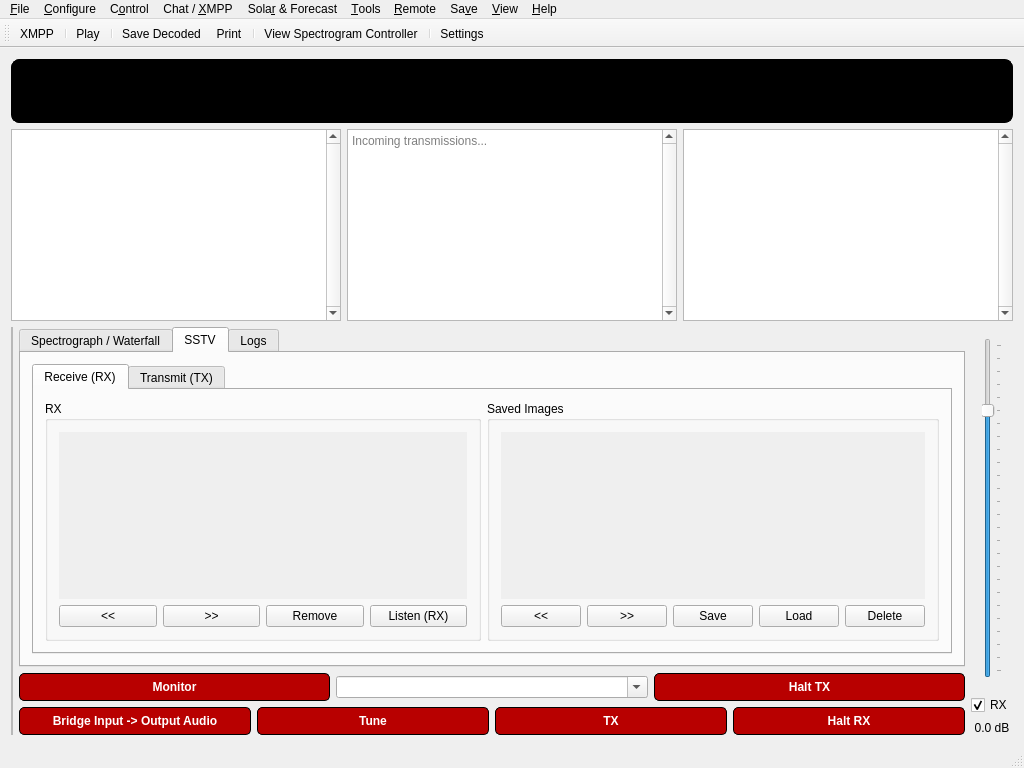
Qt form src/ui/mainwindow.ui (GekkoFyre/small-world-deluxe) before a commit.
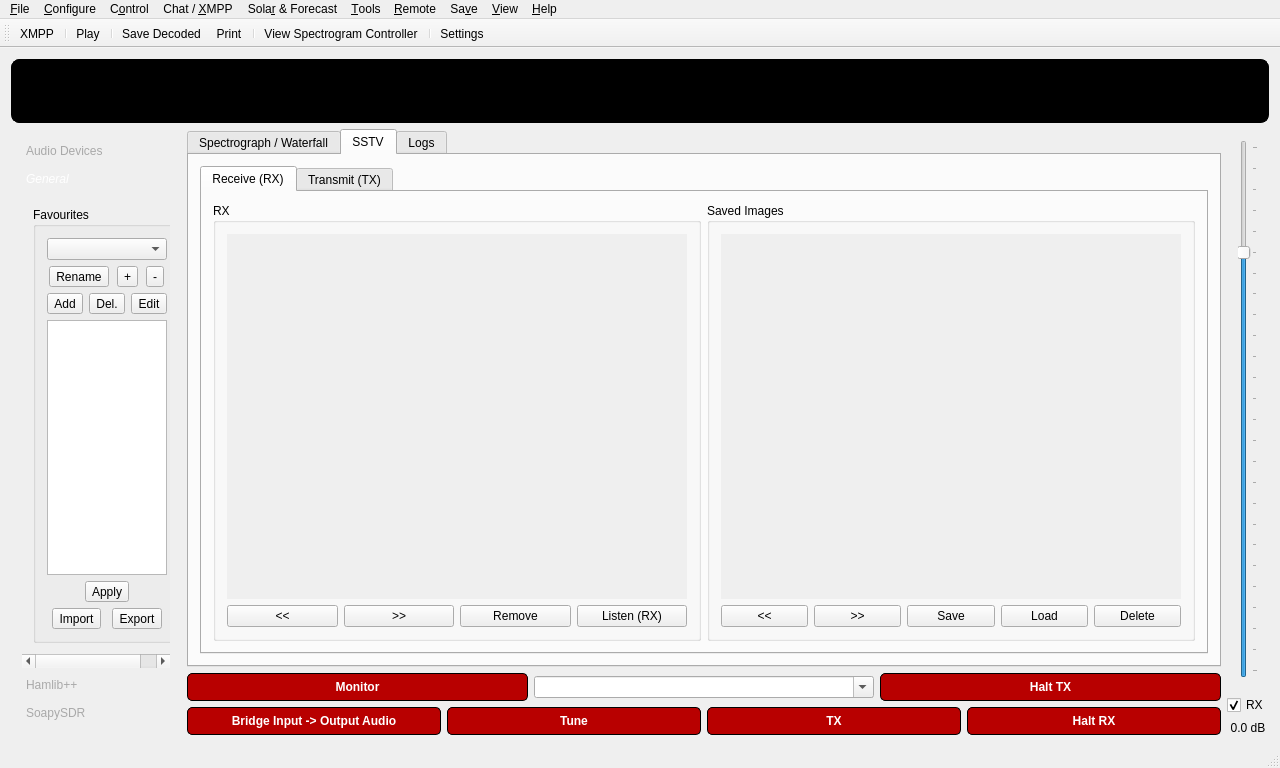
The same form after that commit. The open tabs and pages were chosen to show the change.

Commit message: * Made headway into creating a new and improved UI for Small World Deluxe, that is shown to the user immediately whenever the program is launched.

Diff of the .ui file:
```diff
--- a/src/ui/mainwindow.ui
+++ b/src/ui/mainwindow.ui
@@ -6,7 +6,7 @@
    <rect>
     <x>0</x>
     <y>0</y>
-    <width>1024</width>
+    <width>1280</width>
     <height>768</height>
    </rect>
   </property>
@@ -18,7 +18,7 @@
   </property>
   <property name="minimumSize">
    <size>
-    <width>1024</width>
+    <width>1280</width>
     <height>768</height>
    </size>
   </property>
@@ -156,163 +156,7 @@
      </widget>
     </item>
     <item>
-     <widget class="QFrame" name="frame_mesg_disp">
-      <property name="frameShape">
-       <enum>QFrame::NoFrame</enum>
-      </property>
-      <property name="frameShadow">
-       <enum>QFrame::Plain</enum>
-      </property>
-      <layout class="QHBoxLayout" name="horizontalLayout">
-       <property name="leftMargin">
-        <number>0</number>
-       </property>
-       <property name="topMargin">
-        <number>0</number>
-       </property>
-       <property name="rightMargin">
-        <number>0</number>
-       </property>
-       <property name="bottomMargin">
-        <number>0</number>
-       </property>
-       <item>
-        <widget class="QFrame" name="frame_mesg_active">
-         <property name="sizePolicy">
-          <sizepolicy hsizetype="Preferred" vsizetype="Maximum">
-           <horstretch>0</horstretch>
-           <verstretch>0</verstretch>
-          </sizepolicy>
-         </property>
-         <property name="frameShape">
-          <enum>QFrame::NoFrame</enum>
-         </property>
-         <property name="frameShadow">
-          <enum>QFrame::Plain</enum>
-         </property>
-         <layout class="QVBoxLayout" name="verticalLayout_2">
-          <property name="leftMargin">
-           <number>0</number>
-          </property>
-          <property name="topMargin">
-           <number>0</number>
-          </property>
-          <property name="rightMargin">
-           <number>0</number>
-          </property>
-          <property name="bottomMargin">
-           <number>0</number>
-          </property>
-          <item>
-           <widget class="QTableView" name="tableView_mesg_active">
-            <property name="contextMenuPolicy">
-             <enum>Qt::CustomContextMenu</enum>
-            </property>
-            <property name="verticalScrollBarPolicy">
-             <enum>Qt::ScrollBarAlwaysOn</enum>
-            </property>
-            <property name="alternatingRowColors">
-             <bool>true</bool>
-            </property>
-           </widget>
-          </item>
-         </layout>
-        </widget>
-       </item>
-       <item>
-        <widget class="QFrame" name="frame_mesg_log">
-         <property name="sizePolicy">
-          <sizepolicy hsizetype="Preferred" vsizetype="Maximum">
-           <horstretch>0</horstretch>
-           <verstretch>0</verstretch>
-          </sizepolicy>
-         </property>
-         <property name="frameShape">
-          <enum>QFrame::NoFrame</enum>
-         </property>
-         <property name="frameShadow">
-          <enum>QFrame::Plain</enum>
-         </property>
-         <layout class="QVBoxLayout" name="verticalLayout_3">
-          <property name="leftMargin">
-           <number>0</number>
-          </property>
-          <property name="topMargin">
-           <number>0</number>
-          </property>
-          <property name="rightMargin">
-           <number>0</number>
-          </property>
-          <property name="bottomMargin">
-           <number>0</number>
-          </property>
-          <item>
-           <widget class="QTextEdit" name="textEdit_mesg_log">
-            <property name="verticalScrollBarPolicy">
-             <enum>Qt::ScrollBarAlwaysOn</enum>
-            </property>
-            <property name="undoRedoEnabled">
-             <bool>false</bool>
-            </property>
-            <property name="readOnly">
-             <bool>true</bool>
-            </property>
-            <property name="placeholderText">
-             <string>Incoming transmissions...</string>
-            </property>
-           </widget>
-          </item>
-         </layout>
-        </widget>
-       </item>
-       <item>
-        <widget class="QFrame" name="frame_mesg_callsigns">
-         <property name="sizePolicy">
-          <sizepolicy hsizetype="Preferred" vsizetype="Maximum">
-           <horstretch>0</horstretch>
-           <verstretch>0</verstretch>
-          </sizepolicy>
-         </property>
-         <property name="frameShape">
-          <enum>QFrame::NoFrame</enum>
-         </property>
-         <property name="frameShadow">
-          <enum>QFrame::Plain</enum>
-         </property>
-         <layout class="QVBoxLayout" name="verticalLayout_4">
-          <property name="leftMargin">
-           <number>0</number>
-          </property>
-          <property name="topMargin">
-           <number>0</number>
-          </property>
-          <property name="rightMargin">
-           <number>0</number>
-          </property>
-          <property name="bottomMargin">
-           <number>0</number>
-          </property>
-          <item>
-           <widget class="QTableView" name="tableView_mesg_callsigns">
-            <property name="contextMenuPolicy">
-             <enum>Qt::CustomContextMenu</enum>
-            </property>
-            <property name="verticalScrollBarPolicy">
-             <enum>Qt::ScrollBarAlwaysOn</enum>
-            </property>
-            <property name="alternatingRowColors">
-             <bool>true</bool>
-            </property>
-           </widget>
-          </item>
-         </layout>
-        </widget>
-       </item>
-      </layout>
-     </widget>
-    </item>
-    <item>
-     <widget class="QFrame" name="frame_spectrograph">
+     <widget class="QFrame" name="frame_main_ui_bottom">
       <property name="frameShape">
        <enum>QFrame::NoFrame</enum>
       </property>
@@ -335,18 +179,24 @@
        <item>
         <widget class="QFrame" name="frame_spect_vu_meter">
          <property name="sizePolicy">
-          <sizepolicy hsizetype="Maximum" vsizetype="Minimum">
-           <horstretch>0</horstretch>
+          <sizepolicy hsizetype="Preferred" vsizetype="Minimum">
+           <horstretch>14</horstretch>
            <verstretch>0</verstretch>
           </sizepolicy>
          </property>
+         <property name="minimumSize">
+          <size>
+           <width>19</width>
+           <height>0</height>
+          </size>
+         </property>
          <property name="frameShape">
-          <enum>QFrame::StyledPanel</enum>
+          <enum>QFrame::NoFrame</enum>
          </property>
          <property name="frameShadow">
-          <enum>QFrame::Raised</enum>
+          <enum>QFrame::Plain</enum>
          </property>
-         <layout class="QVBoxLayout" name="verticalLayout_8">
+         <layout class="QVBoxLayout" name="verticalLayout_2">
           <property name="leftMargin">
            <number>0</number>
           </property>
@@ -359,17 +209,699 @@
           <property name="bottomMargin">
            <number>0</number>
           </property>
+          <item>
+           <widget class="QScrollArea" name="scrollArea_main_ui_controls">
+            <property name="frameShape">
+             <enum>QFrame::NoFrame</enum>
+            </property>
+            <property name="frameShadow">
+             <enum>QFrame::Plain</enum>
+            </property>
+            <property name="widgetResizable">
+             <bool>true</bool>
+            </property>
+            <widget class="QWidget" name="scrollAreaWidgetContents_main_ui_controls">
+             <property name="geometry">
+              <rect>
+               <x>0</x>
+               <y>0</y>
+               <width>171</width>
+               <height>589</height>
+              </rect>
+             </property>
+             <layout class="QVBoxLayout" name="verticalLayout_3">
+              <item>
+               <widget class="QToolBox" name="toolBox_main_ui_controls">
+                <property name="styleSheet">
+                 <string notr="true">/* https://doc.qt.io/qt-5/stylesheet-examples.html */
+QToolBox::tab {
+    background: qlineargradient(x1: 0, y1: 0, x2: 0, y2: 1,
+                                stop: 0 #009999, stop: 0.4 #008080,
+                                stop: 0.5 #006666, stop: 1.0 #004D4D);
+    border-radius: 5px;
+    color: darkgray;
+    icon-size: 48px;
+}
+
+QToolBox::tab:selected { /* italicize selected tabs */
+    font: italic;
+    color: white;
+    icon-size: 48px;
+}</string>
+                </property>
+                <property name="currentIndex">
+                 <number>0</number>
+                </property>
+                <widget class="QWidget" name="page_main_ui_audio">
+                 <property name="geometry">
+                  <rect>
+                   <x>0</x>
+                   <y>0</y>
+                   <width>153</width>
+                   <height>443</height>
+                  </rect>
+                 </property>
+                 <attribute name="label">
+                  <string>Audio Devices</string>
+                 </attribute>
+                 <layout class="QVBoxLayout" name="verticalLayout_4">
+                  <item>
+                   <widget class="QGroupBox" name="groupBox_main_audio_dev_recorder">
+                    <property name="title">
+                     <string>Recorder</string>
+                    </property>
+                   </widget>
+                  </item>
+                  <item>
+                   <widget class="QGroupBox" name="groupBox_main_audio_dev_sinks">
+                    <property name="title">
+                     <string>Sinks</string>
+                    </property>
+                   </widget>
+                  </item>
+                 </layout>
+                </widget>
+                <widget class="QWidget" name="page_main_ui_general">
+                 <property name="geometry">
+                  <rect>
+                   <x>0</x>
+                   <y>0</y>
+                   <width>169</width>
+                   <height>429</height>
+                  </rect>
+                 </property>
+                 <attribute name="label">
+                  <string>General</string>
+                 </attribute>
+                 <layout class="QVBoxLayout" name="verticalLayout_27">
+                  <item>
+                   <widget class="QGroupBox" name="groupBox_general_settings_favourites">
+                    <property name="title">
+                     <string>Favourites</string>
+                    </property>
+                    <layout class="QVBoxLayout" name="verticalLayout_28">
+                     <item>
+                      <widget class="QFrame" name="frame_general_settings_favourites_top">
+                       <property name="frameShape">
+                        <enum>QFrame::NoFrame</enum>
+                       </property>
+                       <property name="frameShadow">
+                        <enum>QFrame::Plain</enum>
+                       </property>
+                       <layout class="QVBoxLayout" name="verticalLayout_29">
+                        <property name="leftMargin">
+                         <number>0</number>
+                        </property>
+                        <property name="topMargin">
+                         <number>0</number>
+                        </property>
+                        <property name="rightMargin">
+                         <number>0</number>
+                        </property>
+                        <property name="bottomMargin">
+                         <number>0</number>
+                        </property>
+                        <item>
+                         <widget class="QFrame" name="frame_general_settings_favourites_top_categories">
+                          <property name="frameShape">
+                           <enum>QFrame::NoFrame</enum>
+                          </property>
+                          <property name="frameShadow">
+                           <enum>QFrame::Plain</enum>
+                          </property>
+                          <layout class="QVBoxLayout" name="verticalLayout_31">
+                           <property name="leftMargin">
+                            <number>0</number>
+                           </property>
+                           <property name="topMargin">
+                            <number>0</number>
+                           </property>
+                           <property name="rightMargin">
+                            <number>0</number>
+                           </property>
+                           <property name="bottomMargin">
+                            <number>0</number>
+                           </property>
+                           <item>
+                            <widget class="QFrame" name="frame_general_settings_favourites_top_categories_a">
+                             <property name="frameShape">
+                              <enum>QFrame::NoFrame</enum>
+                             </property>
+                             <property name="frameShadow">
+                              <enum>QFrame::Plain</enum>
+                             </property>
+                             <layout class="QVBoxLayout" name="verticalLayout_32">
+                              <property name="leftMargin">
+                               <number>0</number>
+                              </property>
+                              <property name="topMargin">
+                               <number>0</number>
+                              </property>
+                              <property name="rightMargin">
+                               <number>0</number>
+                              </property>
+                              <property name="bottomMargin">
+                               <number>0</number>
+                              </property>
+                              <item>
+                               <widget class="QComboBox" name="comboBox_general_settings_favs_bookmark_category"/>
+                              </item>
+                             </layout>
+                            </widget>
+                           </item>
+                           <item>
+                            <widget class="QFrame" name="frame_general_settings_favourites_top_categories_b">
+                             <property name="frameShape">
+                              <enum>QFrame::NoFrame</enum>
+                             </property>
+                             <property name="frameShadow">
+                              <enum>QFrame::Plain</enum>
+                             </property>
+                             <layout class="QHBoxLayout" name="horizontalLayout_26">
+                              <property name="leftMargin">
+                               <number>0</number>
+                              </property>
+                              <property name="topMargin">
+                               <number>0</number>
+                              </property>
+                              <property name="rightMargin">
+                               <number>0</number>
+                              </property>
+                              <property name="bottomMargin">
+                               <number>0</number>
+                              </property>
+                              <item>
+                               <widget class="QToolButton" name="toolButton_general_settings_favs_rename_category">
+                                <property name="text">
+                                 <string>Rename</string>
+                                </property>
+                               </widget>
+                              </item>
+                              <item>
+                               <widget class="QToolButton" name="toolButton_general_settings_favs_add_category">
+                                <property name="text">
+                                 <string>+</string>
+                                </property>
+                               </widget>
+                              </item>
+                              <item>
+                               <widget class="QToolButton" name="toolButton_general_settings_favs_delete_category">
+                                <property name="text">
+                                 <string>-</string>
+                                </property>
+                               </widget>
+                              </item>
+                             </layout>
+                            </widget>
+                           </item>
+                          </layout>
+                         </widget>
+                        </item>
+                        <item>
+                         <widget class="QFrame" name="frame_general_settings_favourites_top_buttons">
+                          <property name="frameShape">
+                           <enum>QFrame::NoFrame</enum>
+                          </property>
+                          <property name="frameShadow">
+                           <enum>QFrame::Plain</enum>
+                          </property>
+                          <layout class="QHBoxLayout" name="horizontalLayout_27">
+                           <property name="leftMargin">
+                            <number>0</number>
+                           </property>
+                           <property name="topMargin">
+                            <number>0</number>
+                           </property>
+                           <property name="rightMargin">
+                            <number>0</number>
+                           </property>
+                           <property name="bottomMargin">
+                            <number>0</number>
+                           </property>
+                           <item>
+                            <widget class="QToolButton" name="toolButton_general_settings_favs_add_bookmark">
+                             <property name="text">
+                              <string>Add</string>
+                             </property>
+                            </widget>
+                           </item>
+                           <item>
+                            <widget class="QToolButton" name="toolButton_general_settings_favs_delete_bookmark">
+                             <property name="text">
+                              <string>Del.</string>
+                             </property>
+                            </widget>
+                           </item>
+                           <item>
+                            <widget class="QToolButton" name="toolButton_general_settings_favs_edit_bookmark">
+                             <property name="text">
+                              <string>Edit</string>
+                             </property>
+                            </widget>
+                           </item>
+                          </layout>
+                         </widget>
+                        </item>
+                       </layout>
+                      </widget>
+                     </item>
+                     <item>
+                      <widget class="QFrame" name="frame_general_settings_favourites_middle">
+                       <property name="frameShape">
+                        <enum>QFrame::NoFrame</enum>
+                       </property>
+                       <property name="frameShadow">
+                        <enum>QFrame::Plain</enum>
+                       </property>
+                       <layout class="QVBoxLayout" name="verticalLayout_30">
+                        <property name="leftMargin">
+                         <number>0</number>
+                        </property>
+                        <property name="topMargin">
+                         <number>0</number>
+                        </property>
+                        <property name="rightMargin">
+                         <number>0</number>
+                        </property>
+                        <property name="bottomMargin">
+                         <number>0</number>
+                        </property>
+                        <item>
+                         <widget class="QTableView" name="tableView"/>
+                        </item>
+                       </layout>
+                      </widget>
+                     </item>
+                     <item>
+                      <widget class="QFrame" name="frame_general_settings_favourites_bottom">
+                       <property name="frameShape">
+                        <enum>QFrame::NoFrame</enum>
+                       </property>
+                       <property name="frameShadow">
+                        <enum>QFrame::Plain</enum>
+                       </property>
+                       <layout class="QVBoxLayout" name="verticalLayout_33">
+                        <property name="leftMargin">
+                         <number>0</number>
+                        </property>
+                        <property name="topMargin">
+                         <number>0</number>
+                        </property>
+                        <property name="rightMargin">
+                         <number>0</number>
+                        </property>
+                        <property name="bottomMargin">
+                         <number>0</number>
+                        </property>
+                        <item>
+                         <widget class="QFrame" name="frame_general_settings_favourites_bottom_a">
+                          <property name="frameShape">
+                           <enum>QFrame::NoFrame</enum>
+                          </property>
+                          <property name="frameShadow">
+                           <enum>QFrame::Plain</enum>
+                          </property>
+                          <layout class="QHBoxLayout" name="horizontalLayout_28">
+                           <property name="leftMargin">
+                            <number>0</number>
+                           </property>
+                           <property name="topMargin">
+                            <number>0</number>
+                           </property>
+                           <property name="rightMargin">
+                            <number>0</number>
+                           </property>
+                           <property name="bottomMargin">
+                            <number>0</number>
+                           </property>
+                           <item>
+                            <widget class="QToolButton" name="toolButton_general_settings_favs_apply">
+                             <property name="text">
+                              <string>Apply</string>
+                             </property>
+                            </widget>
+                           </item>
+                          </layout>
+                         </widget>
+                        </item>
+                        <item>
+                         <widget class="QFrame" name="frame_general_settings_favourites_bottom_b">
+                          <property name="frameShape">
+                           <enum>QFrame::NoFrame</enum>
+                          </property>
+                          <property name="frameShadow">
+                           <enum>QFrame::Plain</enum>
+                          </property>
+                          <layout class="QHBoxLayout" name="horizontalLayout_29">
+                           <property name="leftMargin">
+                            <number>0</number>
+                           </property>
+                           <property name="topMargin">
+                            <number>0</number>
+                           </property>
+                           <property name="rightMargin">
+                            <number>0</number>
+                           </property>
+                           <property name="bottomMargin">
+                            <number>0</number>
+                           </property>
+                           <item>
+                            <widget class="QToolButton" name="toolButton_general_settings_favs_import">
+                             <property name="text">
+                              <string>Import</string>
+                             </property>
+                            </widget>
+                           </item>
+                           <item>
+                            <widget class="QToolButton" name="toolButton_general_settings_favs_export">
+                             <property name="text">
+                              <string>Export</string>
+                             </property>
+                            </widget>
+                           </item>
+                          </layout>
+                         </widget>
+                        </item>
+                       </layout>
+                      </widget>
+                     </item>
+                    </layout>
+                   </widget>
+                  </item>
+                 </layout>
+                </widget>
+                <widget class="QWidget" name="page_main_ui_hamlib">
+                 <property name="geometry">
+                  <rect>
+                   <x>0</x>
+                   <y>0</y>
+                   <width>155</width>
+                   <height>429</height>
+                  </rect>
+                 </property>
+                 <attribute name="label">
+                  <string>Hamlib++</string>
+                 </attribute>
+                 <layout class="QVBoxLayout" name="verticalLayout_8">
+                  <item>
+                   <widget class="QGroupBox" name="groupBox_main_hamlibpp_quick_rig_change">
+                    <property name="title">
+                     <string>Quick Rig Change</string>
+                    </property>
+                   </widget>
+                  </item>
+                 </layout>
+                </widget>
+                <widget class="QWidget" name="page_main_ui_soapysdr">
+                 <property name="geometry">
+                  <rect>
+                   <x>0</x>
+                   <y>0</y>
+                   <width>266</width>
+                   <height>511</height>
+                  </rect>
+                 </property>
+                 <attribute name="label">
+                  <string>SoapySDR</string>
+                 </attribute>
+                 <layout class="QVBoxLayout" name="verticalLayout_18">
+                  <item>
+                   <widget class="QGroupBox" name="groupBox_main_soapysdr_source_dev_enum">
+                    <property name="title">
+                     <string>Source</string>
+                    </property>
+                    <layout class="QVBoxLayout" name="verticalLayout_23">
+                     <property name="leftMargin">
+                      <number>0</number>
+                     </property>
+                     <property name="topMargin">
+                      <number>0</number>
+                     </property>
+                     <property name="rightMargin">
+                      <number>0</number>
+                     </property>
+                     <property name="bottomMargin">
+                      <number>0</number>
+                     </property>
+                     <item>
+                      <widget class="QFrame" name="frame_main_soapysdr_source_top">
+                       <property name="frameShape">
+                        <enum>QFrame::NoFrame</enum>
+                       </property>
+                       <property name="frameShadow">
+                        <enum>QFrame::Plain</enum>
+                       </property>
+                       <layout class="QVBoxLayout" name="verticalLayout_24">
+                        <item>
+                         <widget class="QComboBox" name="comboBox_main_soapysdr_source_brand_model"/>
+                        </item>
+                        <item>
+                         <widget class="QComboBox" name="comboBox_main_soapysdr_source_hw_id_enum"/>
+                        </item>
+                        <item>
+                         <widget class="QFrame" name="frame_main_soapysdr_source_viewable_bw">
+                          <property name="frameShape">
+                           <enum>QFrame::NoFrame</enum>
+                          </property>
+                          <property name="frameShadow">
+                           <enum>QFrame::Plain</enum>
+                          </property>
+                          <layout class="QHBoxLayout" name="horizontalLayout">
+                           <property name="leftMargin">
+                            <number>0</number>
+                           </property>
+                           <property name="topMargin">
+                            <number>0</number>
+                           </property>
+                           <property name="rightMargin">
+                            <number>0</number>
+                           </property>
+                           <property name="bottomMargin">
+                            <number>0</number>
+                           </property>
+                           <item>
+                            <widget class="QComboBox" name="comboBox_main_soapysdr_source_viewable_bw"/>
+                           </item>
+                           <item>
+                            <widget class="QToolButton" name="toolButton_main_soapysdr_source_viewable_bw">
+                             <property name="text">
+                              <string>...</string>
+                             </property>
+                            </widget>
+                           </item>
+                          </layout>
+                         </widget>
+                        </item>
+                       </layout>
+                      </widget>
+                     </item>
+                     <item>
+                      <widget class="QFrame" name="frame_main_soapysdr_source_bottom">
+                       <property name="frameShape">
+                        <enum>QFrame::NoFrame</enum>
+                       </property>
+                       <property name="frameShadow">
+                        <enum>QFrame::Plain</enum>
+                       </property>
+                       <layout class="QFormLayout" name="formLayout">
+                        <item row="0" column="0">
+                         <widget class="QLabel" name="label_main_soapysdr_source_rx_channel">
+                          <property name="text">
+                           <string>RX Channel: </string>
+                          </property>
+                         </widget>
+                        </item>
+                        <item row="0" column="1">
+                         <widget class="QComboBox" name="comboBox_main_soapysdr_source_rx_channel"/>
+                        </item>
+                        <item row="1" column="0">
+                         <widget class="QLabel" name="label_main_soapysdr_source_bandwidth">
+                          <property name="text">
+                           <string>Bandwidth: </string>
+                          </property>
+                         </widget>
+                        </item>
+                        <item row="1" column="1">
+                         <widget class="QComboBox" name="comboBox_main_soapysdr_source_bandwidth"/>
+                        </item>
+                        <item row="2" column="0">
+                         <widget class="QLabel" name="label_main_soapysdr_source_gain_control_mode">
+                          <property name="text">
+                           <string>Gain: </string>
+                          </property>
+                         </widget>
+                        </item>
+                        <item row="2" column="1">
+                         <widget class="QComboBox" name="comboBox_main_soapysdr_source_gain_control_mode"/>
+                        </item>
+                       </layout>
+                      </widget>
+                     </item>
+                    </layout>
+                   </widget>
+                  </item>
+                  <item>
+                   <widget class="QGroupBox" name="groupBox_main_soapysdr_avail_modules">
+                    <property name="title">
+                     <string>Module Manager</string>
+                    </property>
+                    <layout class="QVBoxLayout" name="verticalLayout_25">
+                     <item>
+                      <widget class="QTableView" name="tableView_main_soapysdr_module_mgr"/>
+                     </item>
+                    </layout>
+                   </widget>
+                  </item>
+                  <item>
+                   <widget class="QGroupBox" name="groupBox_main_soapysdr_radio_settings">
+                    <property name="title">
+                     <string>Radio</string>
+                    </property>
+                    <layout class="QVBoxLayout" name="verticalLayout_26">
+                     <property name="leftMargin">
+                      <number>0</number>
+                     </property>
+                     <property name="topMargin">
+                      <number>0</number>
+                     </property>
+                     <property name="rightMargin">
+                      <number>0</number>
+                     </property>
+                     <property name="bottomMargin">
+                      <number>0</number>
+                     </property>
+                     <item>
+                      <widget class="QFrame" name="frame_main_soapysdr_radio_settings_top">
+                       <property name="frameShape">
+                        <enum>QFrame::NoFrame</enum>
+                       </property>
+                       <property name="frameShadow">
+                        <enum>QFrame::Plain</enum>
+                       </property>
+                       <layout class="QHBoxLayout" name="horizontalLayout_25">
+                        <item>
+                         <widget class="QRadioButton" name="radioButton_soapysdr_source_modulation_nfm">
+                          <property name="text">
+                           <string>NFM</string>
+                          </property>
+                          <property name="autoExclusive">
+                           <bool>false</bool>
+                          </property>
+                         </widget>
+                        </item>
+                        <item>
+                         <widget class="QRadioButton" name="radioButton_soapysdr_source_modulation_am">
+                          <property name="text">
+                           <string>AM</string>
+                          </property>
+                          <property name="autoExclusive">
+                           <bool>false</bool>
+                          </property>
+                         </widget>
+                        </item>
+                        <item>
+                         <widget class="QRadioButton" name="radioButton_soapysdr_source_modulation_usb">
+                          <property name="text">
+                           <string>USB</string>
+                          </property>
+                          <property name="autoExclusive">
+                           <bool>false</bool>
+                          </property>
+                         </widget>
+                        </item>
+                        <item>
+                         <widget class="QRadioButton" name="radioButton_soapysdr_source_modulation_lsb">
+                          <property name="text">
+                           <string>LSB</string>
+                          </property>
+                          <property name="autoExclusive">
+                           <bool>false</bool>
+                          </property>
+                         </widget>
+                        </item>
+                       </layout>
+                      </widget>
+                     </item>
+                     <item>
+                      <widget class="QFrame" name="frame_main_soapysdr_radio_settings_bottom">
+                       <property name="frameShape">
+                        <enum>QFrame::NoFrame</enum>
+                       </property>
+                       <property name="frameShadow">
+                        <enum>QFrame::Plain</enum>
+                       </property>
+                       <layout class="QHBoxLayout" name="horizontalLayout_24">
+                        <item>
+                         <widget class="QRadioButton" name="radioButton_soapysdr_source_modulation_wfm">
+                          <property name="text">
+                           <string>WFM</string>
+                          </property>
+                          <property name="autoExclusive">
+                           <bool>false</bool>
+                          </property>
+                         </widget>
+                        </item>
+                        <item>
+                         <widget class="QRadioButton" name="radioButton_soapysdr_source_modulation_dsb">
+                          <property name="text">
+                           <string>DSB</string>
+                          </property>
+                          <property name="autoExclusive">
+                           <bool>false</bool>
+                          </property>
+                         </widget>
+                        </item>
+                        <item>
+                         <widget class="QRadioButton" name="radioButton_soapysdr_source_modulation_cw">
+                          <property name="text">
+                           <string>CW</string>
+                          </property>
+                          <property name="autoExclusive">
+                           <bool>false</bool>
+                          </property>
+                         </widget>
+                        </item>
+                        <item>
+                         <widget class="QRadioButton" name="radioButton_soapysdr_source_modulation_raw">
+                          <property name="text">
+                           <string>RAW</string>
+                          </property>
+                          <property name="autoExclusive">
+                           <bool>false</bool>
+                          </property>
+                         </widget>
+                        </item>
+                       </layout>
+                      </widget>
+                     </item>
+                    </layout>
+                   </widget>
+                  </item>
+                 </layout>
+                </widget>
+               </widget>
+              </item>
+             </layout>
+            </widget>
+           </widget>
+          </item>
          </layout>
         </widget>
        </item>
        <item>
         <widget class="QFrame" name="frame_spect_chart">
          <property name="sizePolicy">
-          <sizepolicy hsizetype="Minimum" vsizetype="Minimum">
-           <horstretch>0</horstretch>
+          <sizepolicy hsizetype="Preferred" vsizetype="Minimum">
+           <horstretch>85</horstretch>
            <verstretch>0</verstretch>
           </sizepolicy>
          </property>
+         <property name="minimumSize">
+          <size>
+           <width>80</width>
+           <height>0</height>
+          </size>
+         </property>
          <property name="frameShape">
           <enum>QFrame::NoFrame</enum>
          </property>
@@ -531,8 +1063,8 @@
                                <rect>
                                 <x>0</x>
                                 <y>0</y>
-                                <width>427</width>
-                                <height>157</height>
+                                <width>470</width>
+                                <height>332</height>
                                </rect>
                               </property>
                               <layout class="QVBoxLayout" name="verticalLayout_19">
@@ -677,8 +1209,8 @@
                                <rect>
                                 <x>0</x>
                                 <y>0</y>
-                                <width>427</width>
-                                <height>157</height>
+                                <width>470</width>
+                                <height>332</height>
                                </rect>
                               </property>
                               <layout class="QVBoxLayout" name="verticalLayout_20">
@@ -1418,11 +1950,17 @@
        <item>
         <widget class="QFrame" name="frame_spect_vol_control">
          <property name="sizePolicy">
-          <sizepolicy hsizetype="Maximum" vsizetype="Minimum">
+          <sizepolicy hsizetype="MinimumExpanding" vsizetype="Minimum">
            <horstretch>0</horstretch>
            <verstretch>0</verstretch>
           </sizepolicy>
          </property>
+         <property name="minimumSize">
+          <size>
+           <width>1</width>
+           <height>0</height>
+          </size>
+         </property>
          <property name="frameShape">
           <enum>QFrame::NoFrame</enum>
          </property>
@@ -1524,20 +2062,10 @@
     <rect>
      <x>0</x>
      <y>0</y>
-     <width>1024</width>
-     <height>21</height>
+     <width>1280</width>
+     <height>23</height>
     </rect>
    </property>
-   <widget class="QMenu" name="menu_File">
-    <property name="title">
-     <string>&amp;File</string>
-    </property>
-    <addaction name="action_Open"/>
-    <addaction name="separator"/>
-    <addaction name="action_Print"/>
-    <addaction name="separator"/>
-    <addaction name="actionE_xit"/>
-   </widget>
    <widget class="QMenu" name="menu_Configure">
     <property name="title">
      <string>&amp;Configure</string>
@@ -1717,6 +2245,16 @@
     </widget>
     <addaction name="menu_Propagation"/>
    </widget>
+   <widget class="QMenu" name="menu_File">
+    <property name="title">
+     <string>&amp;File</string>
+    </property>
+    <addaction name="action_Open"/>
+    <addaction name="separator"/>
+    <addaction name="action_Print"/>
+    <addaction name="separator"/>
+    <addaction name="actionE_xit"/>
+   </widget>
    <addaction name="menu_File"/>
    <addaction name="menu_Configure"/>
    <addaction name="menuC_ontrol"/>
```
Left out of the diff: 14 changed lines with no effect on the pictures. The commit also changes 4 other files.
